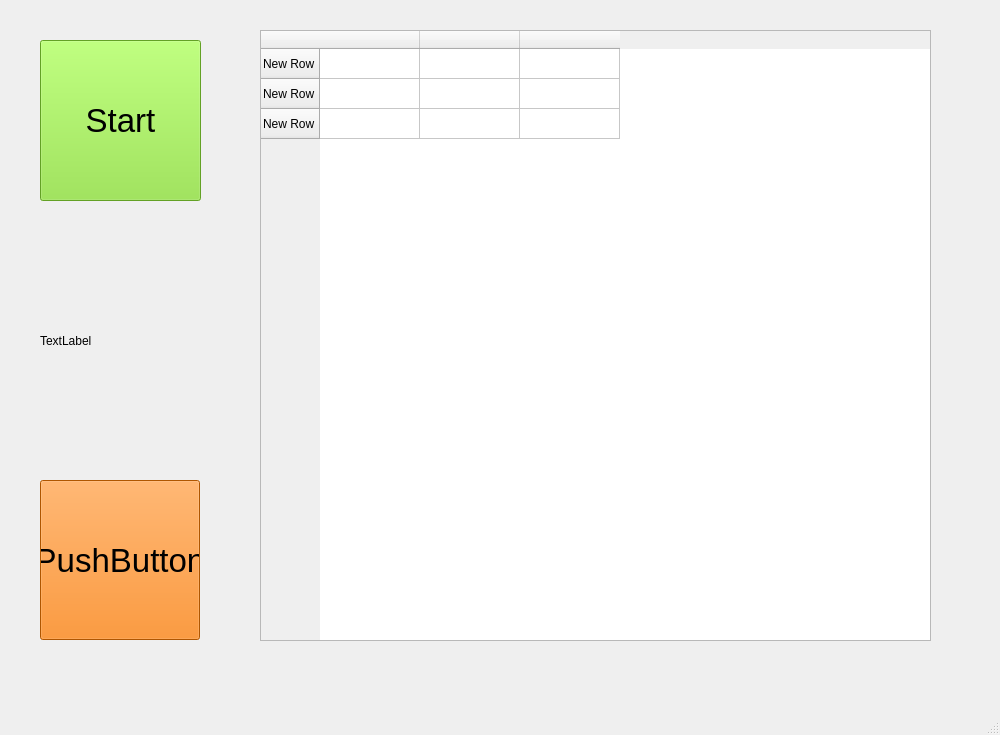
dabanshaw/Tic_Tac_Toe, file UI.ui: the form before one commit.
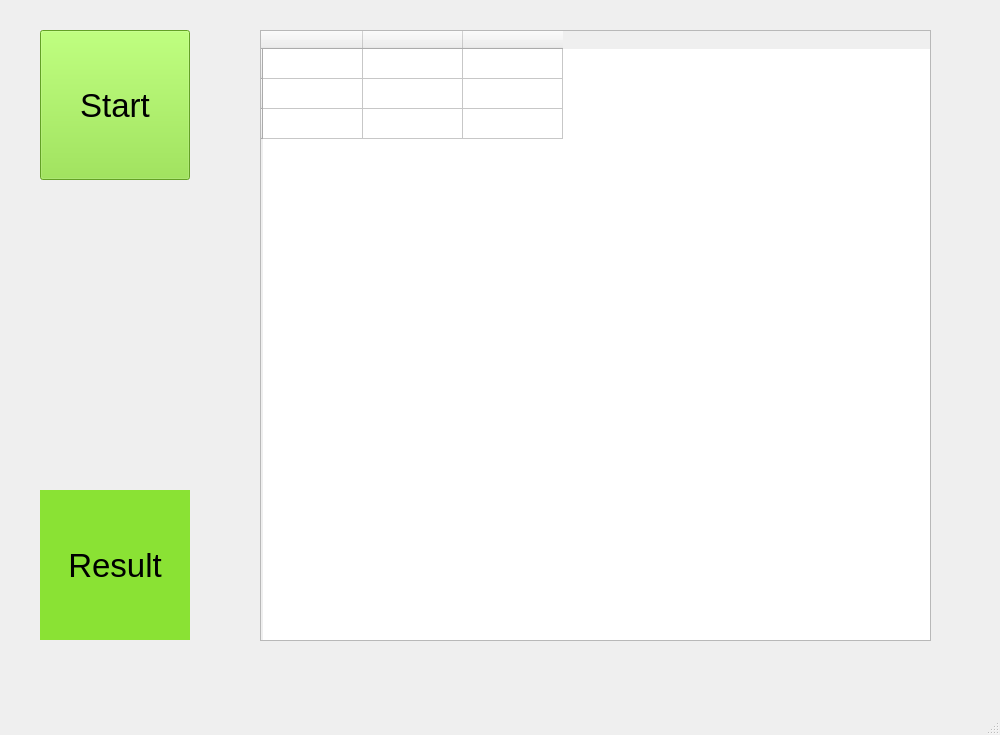
The form after the commit.

Patch:
```diff
--- a/UI.ui
+++ b/UI.ui
@@ -31,17 +31,17 @@
     </property>
     <row>
      <property name="text">
-      <string>New Row</string>
+      <string/>
      </property>
     </row>
     <row>
      <property name="text">
-      <string>New Row</string>
+      <string/>
      </property>
     </row>
     <row>
      <property name="text">
-      <string>New Row</string>
+      <string/>
      </property>
     </row>
     <column>
@@ -75,9 +75,9 @@
     <property name="geometry">
      <rect>
       <x>40</x>
-      <y>40</y>
-      <width>161</width>
-      <height>161</height>
+      <y>30</y>
+      <width>150</width>
+      <height>150</height>
      </rect>
     </property>
     <property name="font">
@@ -92,13 +92,13 @@
      <string>Start</string>
     </property>
    </widget>
-   <widget class="QPushButton" name="restart_button">
+   <widget class="QLabel" name="result_label">
     <property name="geometry">
      <rect>
       <x>40</x>
-      <y>480</y>
-      <width>160</width>
-      <height>160</height>
+      <y>490</y>
+      <width>150</width>
+      <height>150</height>
      </rect>
     </property>
     <property name="font">
@@ -107,23 +107,13 @@
      </font>
     </property>
     <property name="styleSheet">
-     <string notr="true">background-color: rgb(245, 121, 0);</string>
+     <string notr="true">background-color: rgb(138, 226, 52);</string>
     </property>
     <property name="text">
-     <string>PushButton</string>
+     <string>Result</string>
     </property>
-   </widget>
-   <widget class="QLabel" name="label">
-    <property name="geometry">
-     <rect>
-      <x>40</x>
-      <y>290</y>
-      <width>151</width>
-      <height>101</height>
-     </rect>
-    </property>
-    <property name="text">
-     <string>TextLabel</string>
+    <property name="alignment">
+     <set>Qt::AlignCenter</set>
     </property>
    </widget>
   </widget>
```
